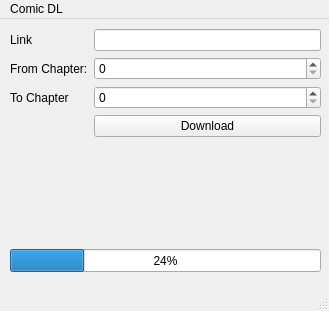
Old version of the form comicdl.ui in the repository mjbn/comicDl.
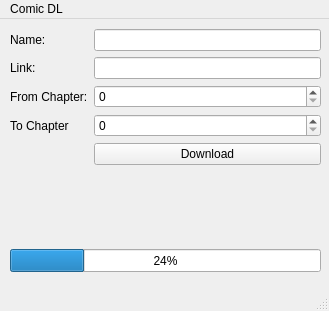
New version of the form.

Diff of the .ui file:
```diff
--- a/comicdl.ui
+++ b/comicdl.ui
@@ -24,43 +24,53 @@
      </rect>
     </property>
     <layout class="QFormLayout" name="formLayout">
-     <item row="0" column="0">
+     <item row="1" column="0">
       <widget class="QLabel" name="label">
        <property name="text">
-        <string>Link</string>
+        <string>Link:</string>
        </property>
       </widget>
      </item>
-     <item row="0" column="1">
+     <item row="1" column="1">
       <widget class="QLineEdit" name="lineEdit"/>
      </item>
-     <item row="1" column="0">
+     <item row="2" column="0">
       <widget class="QLabel" name="label_2">
        <property name="text">
         <string>From Chapter:</string>
        </property>
       </widget>
      </item>
-     <item row="1" column="1">
+     <item row="2" column="1">
       <widget class="QSpinBox" name="fromch"/>
      </item>
-     <item row="2" column="0">
+     <item row="3" column="0">
       <widget class="QLabel" name="label_3">
        <property name="text">
         <string>To Chapter</string>
        </property>
       </widget>
      </item>
-     <item row="3" column="1">
+     <item row="4" column="1">
       <widget class="QPushButton" name="pushButton">
        <property name="text">
         <string>Download</string>
        </property>
       </widget>
      </item>
-     <item row="2" column="1">
+     <item row="3" column="1">
       <widget class="QSpinBox" name="toch"/>
      </item>
+     <item row="0" column="1">
+      <widget class="QLineEdit" name="lineEdit_2"/>
+     </item>
+     <item row="0" column="0">
+      <widget class="QLabel" name="label_4">
+       <property name="text">
+        <string>Name:</string>
+       </property>
+      </widget>
+     </item>
     </layout>
    </widget>
    <widget class="QProgressBar" name="progressBar">
```
Left out of the diff: 48 changed lines with no effect on the pictures.
